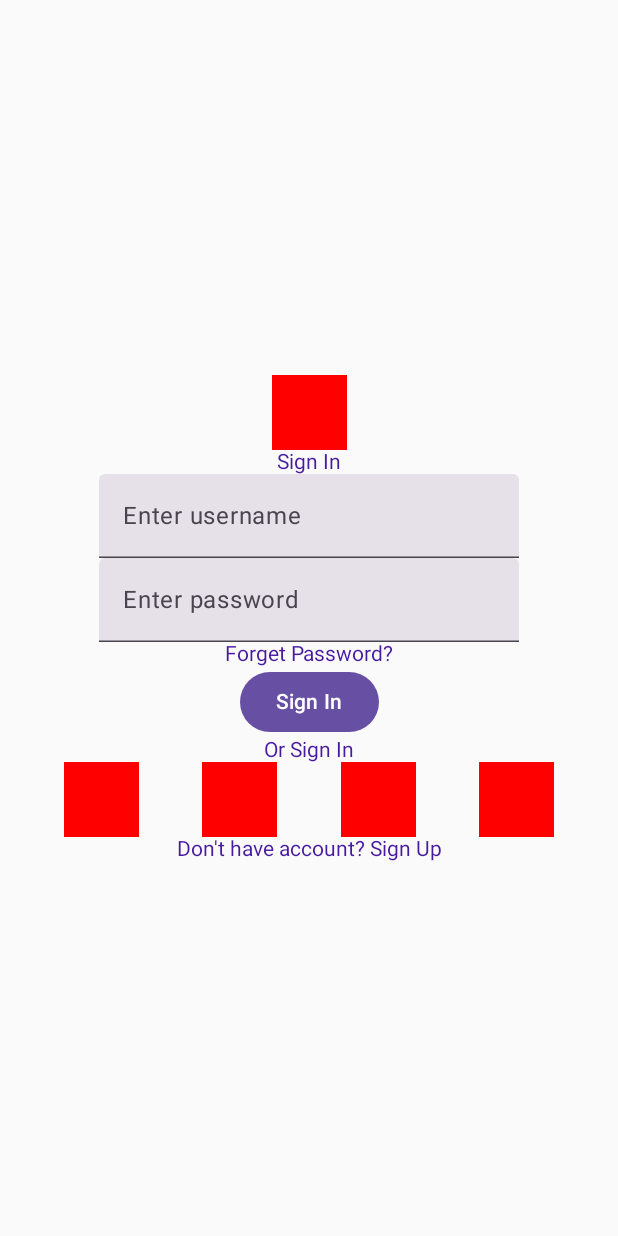
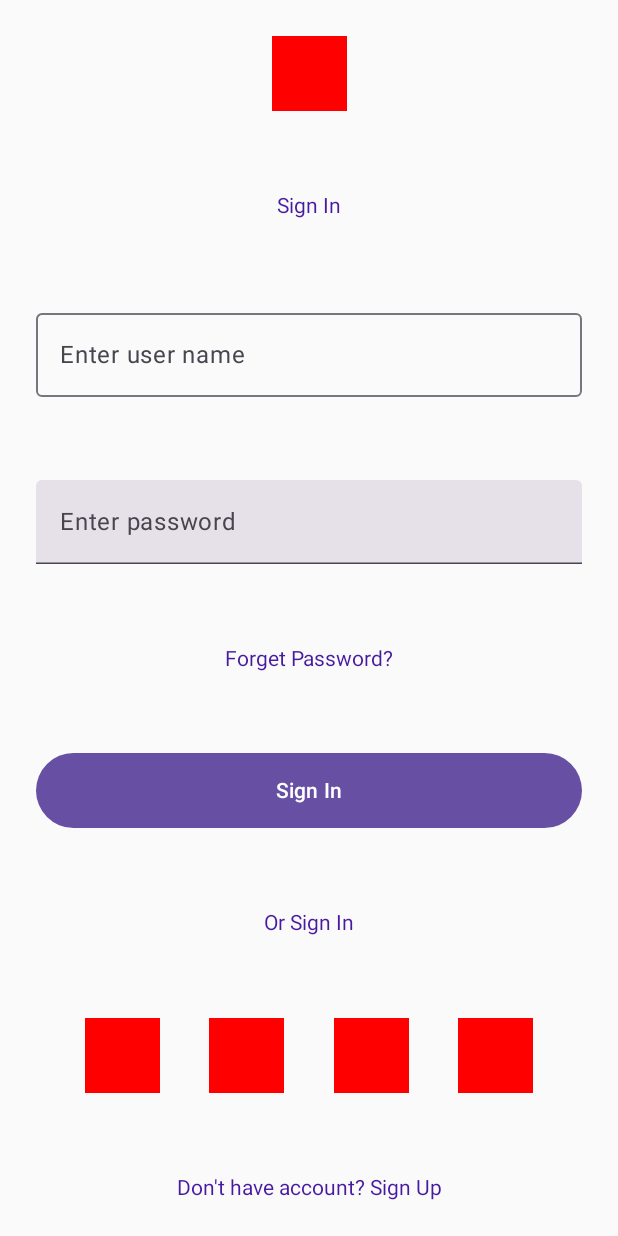
Before and after one commit to nashkevich/app-form-android, an Android app built with Jetpack Compose: the screen it shows after launch (MainActivity), on a phone screen of 412 x 824 dp. Run offline under Robolectric (Android 15) with nearby library versions, the phone set to English and light mode, and no system bars.

Commit message:
loginn page

```diff
--- a/app/src/main/java/com/example/project_android/ui/theme/Color.kt
+++ b/app/src/main/java/com/example/project_android/ui/theme/Color.kt
@@ -10,4 +10,6 @@ val Purple40 = Color(0xFF6650a4)
 val PurpleGrey40 = Color(0xFF625b71)
 val Pink40 = Color(0xFF7D5260)
 val LinkColor = Color(0xFF471AA0)
+var WhiteBg = Color(0xFFFFFFFF)
 var SupportTextColor = Color(0xFF471AA0)
+var BorderColorInput = Color(0xFF9747FF)
--- a/app/src/main/java/com/example/project_android/views/LoginPage.kt
+++ b/app/src/main/java/com/example/project_android/views/LoginPage.kt
@@ -1,6 +1,7 @@
 package com.example.project_android.views
 
 import androidx.compose.foundation.background
+import androidx.compose.foundation.border
 import androidx.compose.foundation.clickable
 import androidx.compose.foundation.layout.Arrangement
 import androidx.compose.foundation.layout.Box
@@ -9,11 +10,16 @@ import androidx.compose.foundation.layout.Row
 import androidx.compose.foundation.layout.fillMaxSize
 import androidx.compose.foundation.layout.fillMaxWidth
 import androidx.compose.foundation.layout.height
+import androidx.compose.foundation.layout.padding
 import androidx.compose.foundation.layout.size
+import androidx.compose.foundation.shape.RoundedCornerShape
 import androidx.compose.foundation.text.KeyboardOptions
 import androidx.compose.material3.Button
+import androidx.compose.material3.OutlinedTextField
 import androidx.compose.material3.Text
 import androidx.compose.material3.TextField
+import androidx.compose.material3.TextFieldColors
+import androidx.compose.material3.TextFieldDefaults
 import androidx.compose.runtime.Composable
 import androidx.compose.runtime.MutableState
 import androidx.compose.runtime.getValue
@@ -21,6 +27,7 @@ import androidx.compose.runtime.mutableStateOf
 import androidx.compose.runtime.saveable.rememberSaveable
 import androidx.compose.ui.Alignment
 import androidx.compose.ui.Modifier
+import androidx.compose.ui.draw.clip
 import androidx.compose.ui.graphics.Color
 import androidx.compose.ui.res.colorResource
 import androidx.compose.ui.text.LinkAnnotation
@@ -29,8 +36,10 @@ import androidx.compose.ui.text.input.KeyboardType
 import androidx.compose.ui.text.input.PasswordVisualTransformation
 import androidx.compose.ui.unit.dp
 import androidx.navigation.NavController
+import com.example.project_android.ui.theme.BorderColorInput
 import com.example.project_android.ui.theme.LinkColor
 import com.example.project_android.ui.theme.SupportTextColor
+import com.example.project_android.ui.theme.WhiteBg
 import com.example.project_android.utils.Routes
 
 @Composable
@@ -38,21 +47,24 @@ fun LoginPage(navController: NavController){
     var password = rememberSaveable { mutableStateOf("") }
     var username = rememberSaveable { mutableStateOf("") }
     Column (
-        Modifier.fillMaxSize(),
+
+        Modifier.fillMaxSize().padding(24.dp),
         horizontalAlignment = Alignment.CenterHorizontally,
-        verticalArrangement = Arrangement.Center
+        verticalArrangement = Arrangement.SpaceBetween
     ){
         Box(modifier = Modifier.size(50.dp).background(Color.Red))
         Text(text = "Sign In", style = TextStyle(
             color = LinkColor
         )
         )
-        TextField(
+        OutlinedTextField(
+            modifier = Modifier.fillMaxWidth(),
             value = username.value,
             onValueChange = {username.value = it},
-            label = { Text("Enter username") }
+            label = { Text("Enter user name") }
         )
         TextField(
+            modifier = Modifier.fillMaxWidth(),
             value = password.value,
             onValueChange = {password.value = it},
             label = { Text("Enter password") },
@@ -66,7 +78,7 @@ fun LoginPage(navController: NavController){
         )
         Button(onClick = {
             navController.navigate(Routes.registerPage)
-        }) {
+        }, modifier = Modifier.fillMaxWidth().height(50.dp)) {
             Text(text = "Sign In")
         }
         Text(text = "Or Sign In", style = TextStyle(
```
